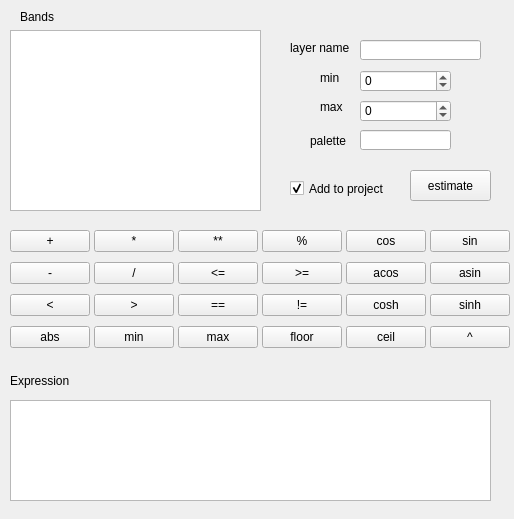
Qt form kernelGUI.ui (dima4914/gee) before a commit.
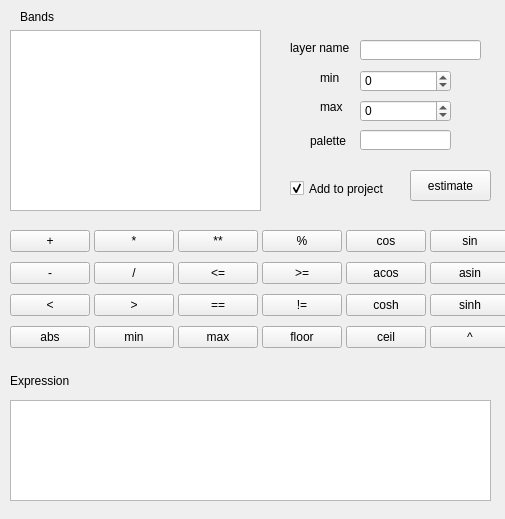
The same form after that commit.

Diff of the .ui file:
```diff
--- a/kernelGUI.ui
+++ b/kernelGUI.ui
@@ -6,7 +6,7 @@
    <rect>
     <x>0</x>
     <y>0</y>
-    <width>514</width>
+    <width>505</width>
     <height>519</height>
    </rect>
   </property>
```
